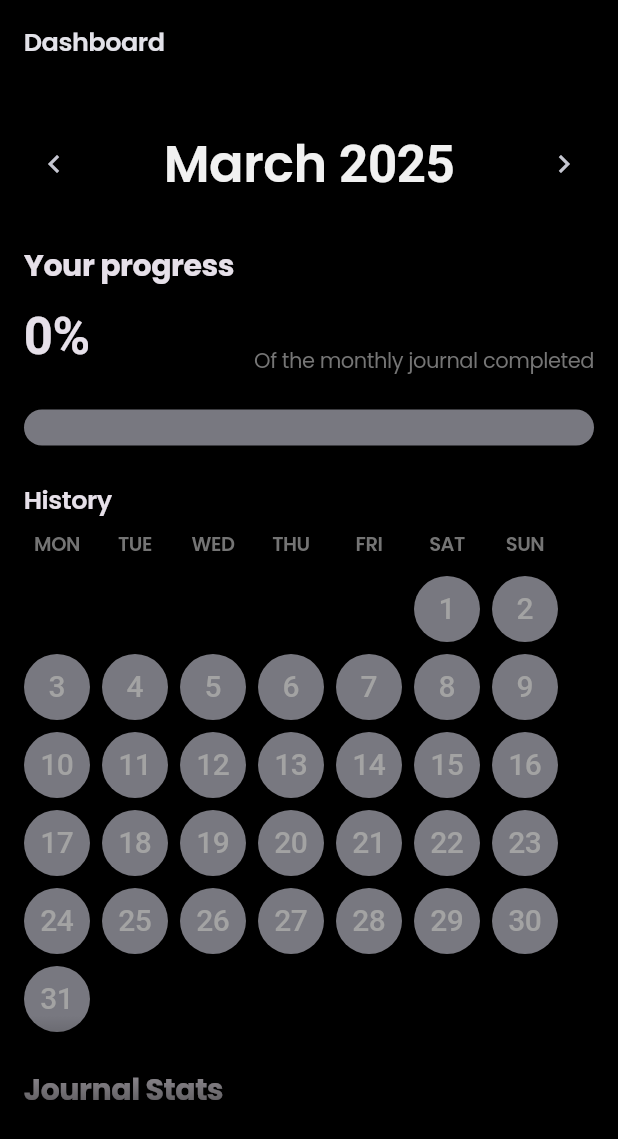
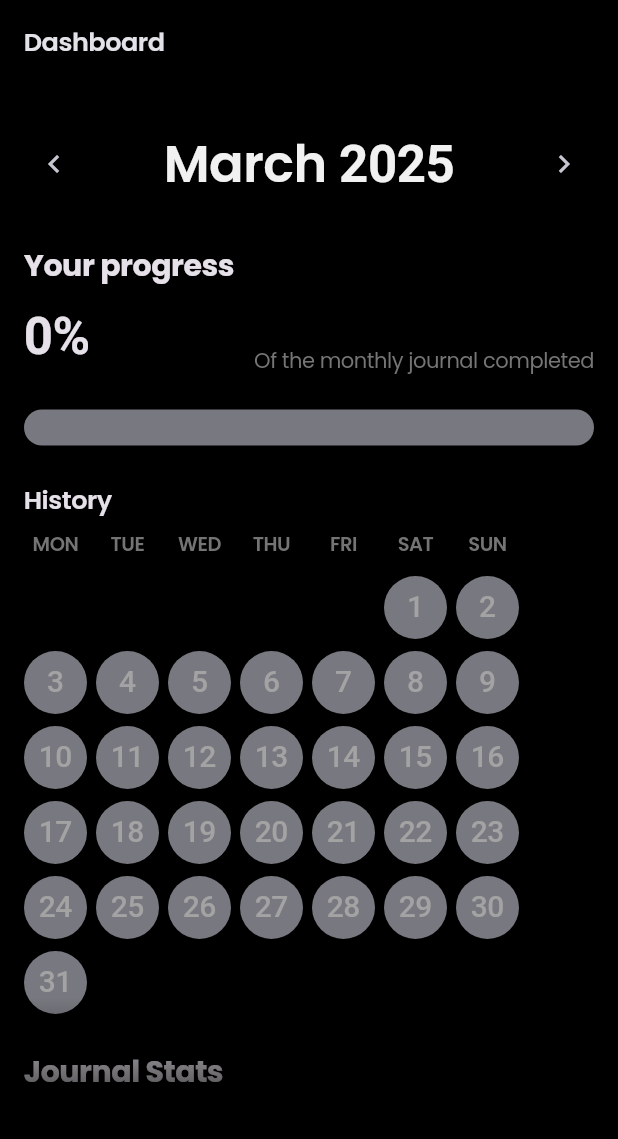
Before and after one commit to Bill1907/vona_app, a Flutter app: the DiaryDashboardPage screen opened directly, on a phone screen of 412 x 824 dp. Shown: the top 1139 px of the screen. Run offline on Flutter 3.47's test engine with Material 3 defaults, Android fonts, the light colour scheme and no system bars; our stand-ins replace app_links, flutter_dotenv, flutter_svg, google_sign_in, image_picker, lottie and 5 more; missing offline and left inert: dart:html, flutter_webrtc; accounts and stored records are empty; Roboto replaces fonts that are missing (Pretendard); project files that could hold a hidden picture were left out.

Commit message:
Update pubspec.lock, enhance conversation manager with language support, and refine UI elements
- Updated package versions in pubspec.lock for various dependencies.
- Added language code management in ConversationManager for multilingual support.
- Adjusted UI elements in DiaryDashboardPage for improved layout consistency.
- Removed unused imports in instruction_service.dart and streamlined code in realtime_communication_page.dart.

```diff
--- a/lib/core/supabase/instruction_service.dart
+++ b/lib/core/supabase/instruction_service.dart
@@ -1,7 +1,5 @@
 import '../models/instruction.dart';
 import 'client.dart';
-import 'package:uuid/uuid.dart';
-import 'dart:math';
 
 class InstructionService {
   static final _client = SupabaseClientWrapper.client;
--- a/lib/main.dart
+++ b/lib/main.dart
@@ -19,7 +19,6 @@ import 'package:app_links/app_links.dart';
 import 'package:flutter/foundation.dart' show kIsWeb;
 import 'utils/web_stub.dart' if (dart.library.html) 'utils/web.dart';
 import 'pages/webview_page.dart';
-import 'dart:ui' as ui;
 import 'package:flutter/foundation.dart' show PlatformDispatcher;
 import 'package:flutter_localizations/flutter_localizations.dart';
 import 'pages/settings/language_settings_page.dart';
--- a/lib/pages/dashboard/diary_dashboard_page.dart
+++ b/lib/pages/dashboard/diary_dashboard_page.dart
@@ -407,7 +407,7 @@ class _DiaryDashboardPageState extends State<DiaryDashboardPage> {
           mainAxisAlignment: MainAxisAlignment.start,
           children: [
             SizedBox(
-                width: 44,
+                width: 42,
                 child: Text(context.tr('mon'),
                     textAlign: TextAlign.center,
                     style: const TextStyle(
@@ -417,9 +417,9 @@ class _DiaryDashboardPageState extends State<DiaryDashboardPage> {
                       fontFamily: 'Poppins',
                       letterSpacing: -0.3,
                     ))),
-            SizedBox(width: 8),
+            SizedBox(width: 6),
             SizedBox(
-                width: 44,
+                width: 42,
                 child: Text(context.tr('tue'),
                     textAlign: TextAlign.center,
                     style: const TextStyle(
@@ -429,9 +429,9 @@ class _DiaryDashboardPageState extends State<DiaryDashboardPage> {
                       fontFamily: 'Poppins',
                       letterSpacing: -0.3,
                     ))),
-            SizedBox(width: 8),
+            SizedBox(width: 6),
             SizedBox(
-                width: 44,
+                width: 42,
                 child: Text(context.tr('wed'),
                     textAlign: TextAlign.center,
                     style: const TextStyle(
@@ -441,9 +441,9 @@ class _DiaryDashboardPageState extends State<DiaryDashboardPage> {
                       fontFamily: 'Poppins',
                       letterSpacing: -0.3,
                     ))),
-            SizedBox(width: 8),
+            SizedBox(width: 6),
             SizedBox(
-                width: 44,
+                width: 42,
                 child: Text(context.tr('thu'),
                     textAlign: TextAlign.center,
                     style: const TextStyle(
@@ -453,9 +453,9 @@ class _DiaryDashboardPageState extends State<DiaryDashboardPage> {
                       fontFamily: 'Poppins',
                       letterSpacing: -0.3,
                     ))),
-            SizedBox(width: 8),
+            SizedBox(width: 6),
             SizedBox(
-                width: 44,
+                width: 42,
                 child: Text(context.tr('fri'),
                     textAlign: TextAlign.center,
                     style: const TextStyle(
@@ -465,9 +465,9 @@ class _DiaryDashboardPageState extends State<DiaryDashboardPage> {
                       fontFamily: 'Poppins',
                       letterSpacing: -0.3,
                     ))),
-            SizedBox(width: 8),
+            SizedBox(width: 6),
             SizedBox(
-                width: 44,
+                width: 42,
                 child: Text(context.tr('sat'),
                     textAlign: TextAlign.center,
                     style: const TextStyle(
@@ -477,9 +477,9 @@ class _DiaryDashboardPageState extends State<DiaryDashboardPage> {
                       fontFamily: 'Poppins',
                       letterSpacing: -0.3,
                     ))),
-            SizedBox(width: 8),
+            SizedBox(width: 6),
             SizedBox(
-                width: 44,
+                width: 42,
                 child: Text(context.tr('sun'),
                     textAlign: TextAlign.center,
                     style: const TextStyle(
@@ -498,17 +498,17 @@ class _DiaryDashboardPageState extends State<DiaryDashboardPage> {
             children: week.map((day) {
               if (day == null) {
                 return Container(
-                  width: 44,
-                  height: 44,
-                  margin: const EdgeInsets.only(right: 8, bottom: 8),
+                  width: 42,
+                  height: 42,
+                  margin: const EdgeInsets.only(right: 6, bottom: 8),
                 );
               }
               final isCompleted = _monthlyJournals
                   .any((journal) => journal.createdAt.day == day);
               return Container(
-                width: 44,
-                height: 44,
-                margin: const EdgeInsets.only(right: 8, bottom: 8),
+                width: 42,
+                height: 42,
+                margin: const EdgeInsets.only(right: 6, bottom: 8),
                 decoration: BoxDecoration(
                   shape: BoxShape.circle,
                   color: isCompleted
--- a/lib/pages/profile/profile_settings_page.dart
+++ b/lib/pages/profile/profile_settings_page.dart
@@ -6,8 +6,6 @@ import '../../core/supabase/profile_service.dart';
 // import '../../core/theme/theme_service.dart';
 import 'account_details_page.dart';
 import '../../pages/settings/privacy_policy_page.dart';
-import '../../pages/settings/language_settings_page.dart';
-import '../../core/language/app_localizations.dart';
 import '../../core/language/extensions.dart';
 
 class ProfileSettingsPage extends StatefulWidget {
@@ -284,7 +282,6 @@ class _ProfileSettingsPageState extends State<ProfileSettingsPage> {
               // ),
               // Language Settings
               ListTile(
-                leading: const Icon(Icons.language),
                 title: Text(context.tr('language')),
                 trailing: const Icon(Icons.chevron_right),
                 onTap: () {
```
Also changed, not shown: lib/core/services/conversation_manager.dart (+21 -5 lines), lib/pages/realtime/realtime_communication_page.dart (+25 -16 lines), pubspec.lock, 4 other files.
